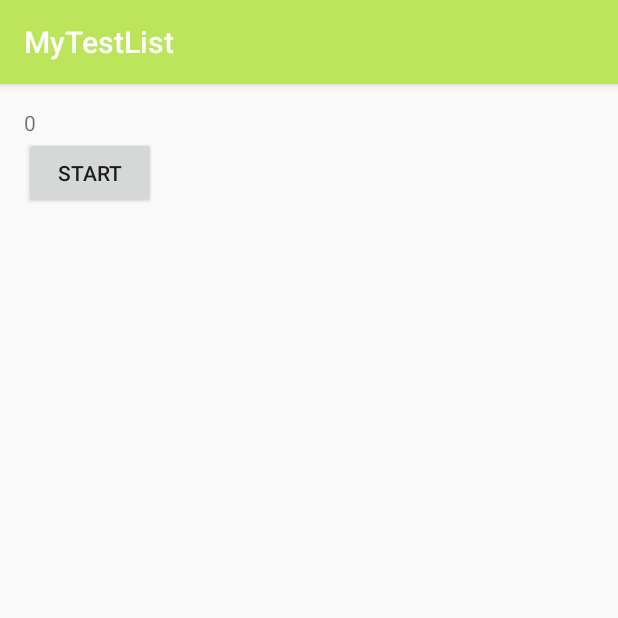
After one commit to Dal-Pi/MyTestList, an Android app: the HandlerTestActivity screen opened directly, with no data from a screen before it, on a phone screen of 412 x 824 dp, the top half of it. The commit adds this screen. Run offline under Robolectric (Android 15) with nearby library versions, the phone set to English and light mode, and no system bars.

Commit message:
[161017] add HandlerTest

```diff
--- a/app/src/main/AndroidManifest.xml
+++ b/app/src/main/AndroidManifest.xml
@@ -40,8 +40,10 @@
             </intent-filter>
         </receiver>
 
-        <activity android:name=".MultiWindowTest.MultiWindowTestActivity"
-            android:configChanges="keyboardHidden|orientation|screenLayout|screenSize|smallestScreenSize"></activity>
+        <activity
+            android:name=".MultiWindowTest.MultiWindowTestActivity"
+            android:configChanges="keyboardHidden|orientation|screenLayout|screenSize|smallestScreenSize" />
+        <activity android:name=".HandlerTest.HandlerTestActivity"></activity>
     </application>
 
 </manifest>
--- /dev/null
+++ b/app/src/main/java/com/kania/mytestlist/HandlerTest/HandlerTestActivity.java
@@ -0,0 +1,83 @@
+package com.kania.mytestlist.HandlerTest;
+
+import android.os.Handler;
+import android.os.Message;
+import android.support.v7.app.AppCompatActivity;
+import android.os.Bundle;
+import android.view.View;
+import android.widget.Button;
+import android.widget.TextView;
+
+import com.kania.mytestlist.R;
+
+import java.lang.ref.WeakReference;
+
+public class HandlerTestActivity extends AppCompatActivity {
+
+    private TextView mTextCount;
+    private Button mBtnStart;
+
+    private int mCount;
+
+    //bad example
+//    private Handler mHandler = new Handler() {
+//        @Override
+//        public void handleMessage(Message msg) {
+//            if (mCount <= 10) {
+//                mTextCount.setText("" + mCount);
+//                mCount++;
+//                mHandler.sendEmptyMessageDelayed(0, 1000);
+//            } else {
+//                mTextCount.setText("end");
+//            }
+//            super.handleMessage(msg);
+//        }
+//    };
+
+    MyWeakReferenceHandler mWeakReferenceHandler = new MyWeakReferenceHandler(this);
+
+    @Override
+    protected void onCreate(Bundle savedInstanceState) {
+        super.onCreate(savedInstanceState);
+        setContentView(R.layout.activity_handler_test);
+
+        mTextCount = (TextView)findViewById(R.id.handler_textCount);
+        mBtnStart = (Button)findViewById(R.id.handler_btnStart);
+        mBtnStart.setOnClickListener(new View.OnClickListener() {
+            @Override
+            public void onClick(View v) {
+                start();
+            }
+        });
+    }
+
+    private void start() {
+        mCount = 0;
+        mWeakReferenceHandler.sendEmptyMessage(0);
+//        mHandler.sendEmptyMessage(0);
+    }
+
+    private void handleMessage() {
+        if (mCount <= 10) {
+            mTextCount.setText("" + mCount);
+            mCount++;
+            mWeakReferenceHandler.sendEmptyMessageDelayed(0, 1000);
+        } else {
+            mTextCount.setText("end");
+        }
+    }
+
+    public class MyWeakReferenceHandler extends Handler {
+
+        private final WeakReference<HandlerTestActivity> mHandlerActivity;
+
+        public MyWeakReferenceHandler(HandlerTestActivity activity) {
+            mHandlerActivity = new WeakReference<>(activity);
+        }
+        @Override
+        public void handleMessage(Message msg) {
+            super.handleMessage(msg);
+            mHandlerActivity.get().handleMessage();
+        }
+    }
+}
--- a/app/src/main/java/com/kania/mytestlist/MainActivity.java
+++ b/app/src/main/java/com/kania/mytestlist/MainActivity.java
@@ -11,6 +11,7 @@ import android.widget.Toast;
 
 import com.kania.mytestlist.BroadcastReceiverTest.BroadcastReceiverTestActivity;
 import com.kania.mytestlist.DialogFragmentTest.DialogFragmentTestActivity;
+import com.kania.mytestlist.HandlerTest.HandlerTestActivity;
 import com.kania.mytestlist.MultiWindowTest.MultiWindowTestActivity;
 import com.kania.mytestlist.RunningAppTest.RunningAppTestActivity;
 import com.kania.mytestlist.Tempet.TempletActivity;
@@ -18,6 +19,7 @@ import com.kania.mytestlist.ThemeColorTest.ThemeColorTestActivity;
 
 import java.util.ArrayList;
 import java.util.HashMap;
+import java.util.logging.Handler;
 
 public class MainActivity extends AppCompatActivity implements AdapterView.OnItemClickListener {
 
@@ -45,6 +47,7 @@ public class MainActivity extends AppCompatActivity implements AdapterView.OnIte
         mActivityClassMap = new HashMap<>();
 
         //TODO Make item here
+        setTestItem("6. Handler Test", HandlerTestActivity.class);
         setTestItem("5. MultiWindow Test", MultiWindowTestActivity.class);
         setTestItem("4. BroadcastReceiver Test", BroadcastReceiverTestActivity.class);
         setTestItem("3. Running App Test", RunningAppTestActivity.class);
--- /dev/null
+++ b/app/src/main/res/layout/activity_handler_test.xml
@@ -0,0 +1,27 @@
+<?xml version="1.0" encoding="utf-8"?>
+<LinearLayout xmlns:android="http://schemas.android.com/apk/res/android"
+    xmlns:tools="http://schemas.android.com/tools"
+    android:id="@+id/activity_handler_test"
+    android:layout_width="match_parent"
+    android:layout_height="match_parent"
+    android:paddingBottom="@dimen/activity_vertical_margin"
+    android:paddingLeft="@dimen/activity_horizontal_margin"
+    android:paddingRight="@dimen/activity_horizontal_margin"
+    android:paddingTop="@dimen/activity_vertical_margin"
+    android:orientation="vertical"
+    tools:context="com.kania.mytestlist.HandlerTest.HandlerTestActivity">
+
+    <TextView
+        android:id="@+id/handler_textCount"
+        android:layout_width="wrap_content"
+        android:layout_height="wrap_content"
+        android:text="0"
+        />
+
+    <Button
+        android:id="@+id/handler_btnStart"
+        android:layout_width="wrap_content"
+        android:layout_height="wrap_content"
+        android:text="start"
+        />
+</LinearLayout>
```
